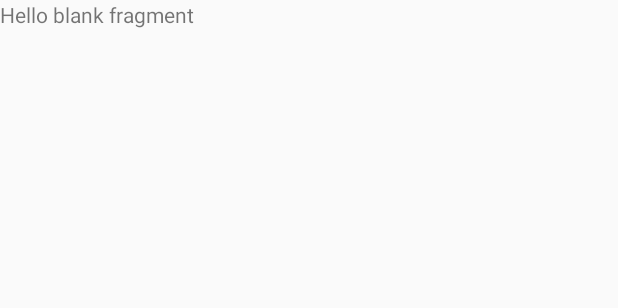
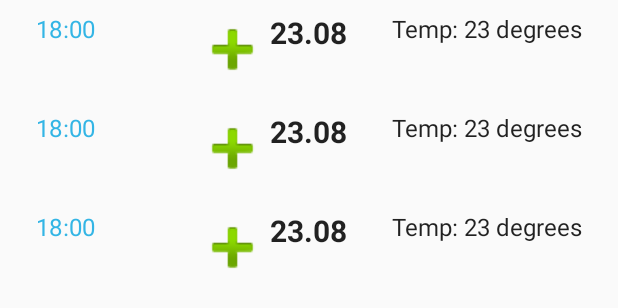
Before and after one commit to talha89/WeatherTestApp, an Android app: the layout fragment_forecast.xml on its own in the app's theme, with its tools: preview values and no code run, on a phone screen of 412 x 824 dp. Shown: the top 308 px of the screen. Run offline under Robolectric (Android 15) with nearby library versions, the phone set to English and light mode, and no system bars.

Commit message:
Sectioned recyclerview added.

```diff
--- /dev/null
+++ b/app/src/main/res/layout/forecast_list_item.xml
@@ -0,0 +1,44 @@
+<?xml version="1.0" encoding="utf-8"?>
+<RelativeLayout xmlns:android="http://schemas.android.com/apk/res/android"
+    android:layout_width="match_parent"
+    android:layout_height="wrap_content"
+    android:layout_margin="@dimen/list_item_margin">
+
+    <TextView
+        android:id="@+id/forecastTimeTv"
+        android:layout_width="wrap_content"
+        android:layout_height="wrap_content"
+        android:text="18:00"
+        android:layout_alignParentLeft="true"
+        android:textColor="@android:color/holo_blue_light"
+        android:textAppearance="?attr/textAppearanceListItem" />
+
+
+    <ImageView
+        android:id="@+id/cityWeatherIv"
+        android:layout_width="@dimen/list_item_image_size"
+        android:layout_height="@dimen/list_item_image_size"
+        android:layout_centerHorizontal="true"
+        android:layout_toLeftOf="@+id/cityTempTv"
+        android:src="@android:drawable/ic_input_add" />
+
+    <TextView
+        android:id="@+id/cityTempTv"
+        android:layout_width="wrap_content"
+        android:layout_height="wrap_content"
+        android:text="23.08"
+        android:textSize="@dimen/list_item_title_size"
+        android:textStyle="bold"
+        android:layout_centerHorizontal="true"
+        android:textAppearance="?attr/textAppearanceListItem" />
+
+    <TextView
+        android:id="@+id/foreCastWindTv"
+        android:layout_width="wrap_content"
+        android:layout_height="wrap_content"
+        android:text="Temp: 23 degrees"
+        android:layout_alignParentRight="true"
+        android:textAppearance="?attr/textAppearanceListItem" />
+
+
+</RelativeLayout>
--- a/app/src/main/res/layout/fragment_forecast.xml
+++ b/app/src/main/res/layout/fragment_forecast.xml
@@ -1,13 +1,13 @@
-<FrameLayout xmlns:android="http://schemas.android.com/apk/res/android"
+<?xml version="1.0" encoding="utf-8"?>
+<android.support.v7.widget.RecyclerView xmlns:android="http://schemas.android.com/apk/res/android"
+    xmlns:app="http://schemas.android.com/apk/res-auto"
     xmlns:tools="http://schemas.android.com/tools"
+    android:id="@+id/list"
+    android:name="com.mooncascade.weathertestapp.fragments.ForecastFragment"
     android:layout_width="match_parent"
     android:layout_height="match_parent"
-    tools:context="com.mooncascade.weathertestapp.fragments.ForecastFragment">
-
-    <!-- TODO: Update blank fragment layout -->
-    <TextView
-        android:layout_width="match_parent"
-        android:layout_height="match_parent"
-        android:text="@string/hello_blank_fragment" />
-
-</FrameLayout>
+    android:layout_marginLeft="16dp"
+    android:layout_marginRight="16dp"
+    app:layoutManager="LinearLayoutManager"
+    tools:context="com.mooncascade.weathertestapp.fragments.ForecastFragment"
+    tools:listitem="@layout/forecast_list_item" />
```
Also changed, not shown: app/src/main/java/com/mooncascade/weathertestapp/adapters/ForecastRecyclerViewAdapter.java (added, +187 -0 lines), app/src/main/java/com/mooncascade/weathertestapp/data/model/CityForecastBaseModel.java (+11 -0 lines), app/src/main/java/com/mooncascade/weathertestapp/data/model/WindModel.java (+5 -5 lines), app/src/main/java/com/mooncascade/weathertestapp/fragments/ForecastFragment.java (+18 -1 lines), app/src/main/res/layout/forecast_section_header.xml (added, +13 -0 lines).
